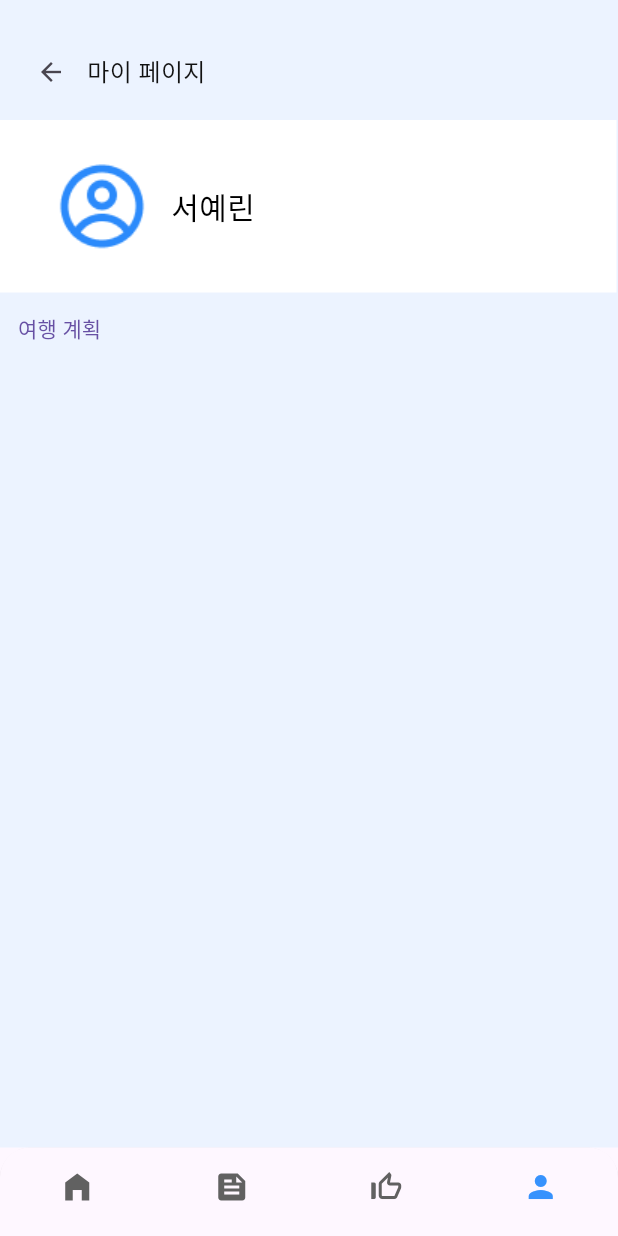
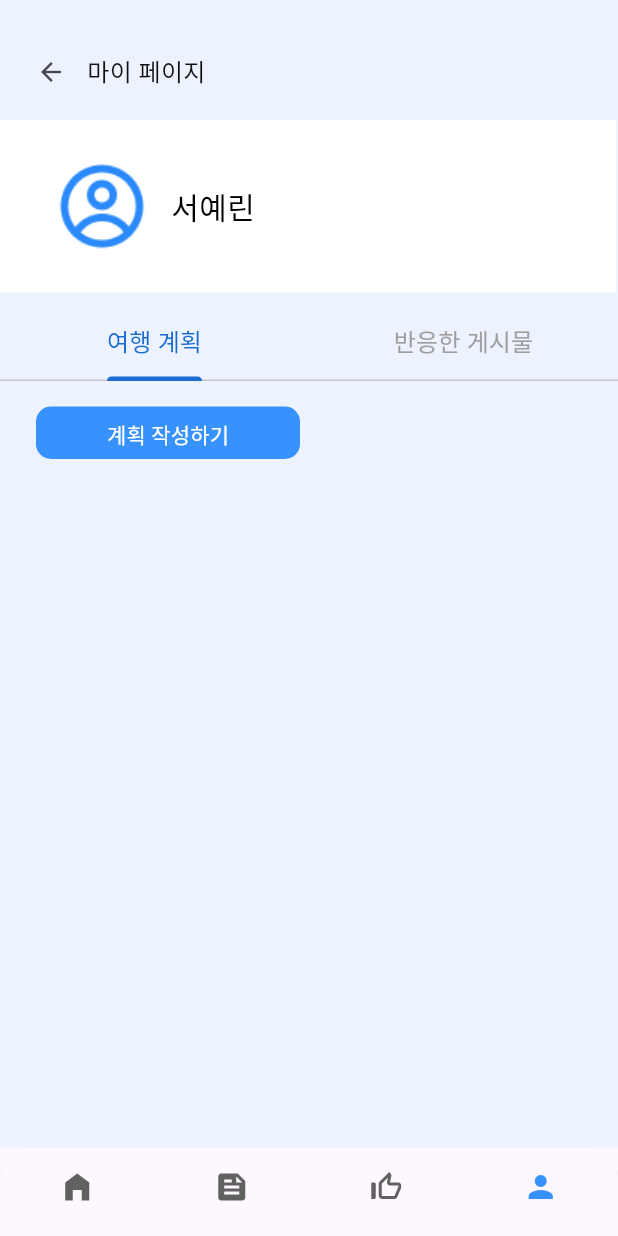
Before and after one commit to leave-leave/Leave-Leave-Flutter, a Flutter app: the MainScreen screen opened directly, item 4 of the bottom bar chosen, on a phone screen of 412 x 824 dp. Run offline on Flutter 3.47's test engine with Material 3 defaults, Android fonts, the phone set to English and light mode, and no system bars; Roboto replaces fonts that are missing (Noto Sans KR, Noto Sans Kr, NotoSansKR); statements that could not run were skipped.

Commit message:
rename :: file

```diff
--- a/lib/screen/home.dart
+++ b/lib/home/widget/home.dart
@@ -1,5 +1,5 @@
 import 'package:flutter/material.dart';
-import 'package:tteonatteona/screen/question_screen.dart';
+import 'package:tteonatteona/question/widget/question_screen.dart';
 
 class home extends StatefulWidget {
   const home({Key? key}) : super(key: key);
@@ -9,6 +9,7 @@ class home extends StatefulWidget {
 }
 
 class _homeState extends State<home> {
+
   @override
   Widget build(BuildContext context) {
     return Scaffold(
--- a/lib/screen/Login_screen.dart
+++ b/lib/login/widget/Login_screen.dart
@@ -1,5 +1,5 @@
 import 'package:flutter/material.dart';
-import 'package:tteonatteona/screen/main_screen.dart';
+import 'package:tteonatteona/main/widget/main_screen.dart';
 
 class LoginScreen extends StatelessWidget {
 
--- a/lib/screen/main_screen.dart
+++ b/lib/main/widget/main_screen.dart
@@ -1,8 +1,8 @@
 import 'package:flutter/material.dart';
-import 'package:tteonatteona/screen/mypage.dart';
-import 'package:tteonatteona/screen/home.dart';
-import 'package:tteonatteona/screen/post.dart';
-import 'package:tteonatteona/screen/suggestion.dart';
+import 'package:tteonatteona/mypage/widget/mypage.dart';
+import 'package:tteonatteona/home/widget/home.dart';
+import 'package:tteonatteona/post/widget/post.dart';
+import 'package:tteonatteona/suggestion/suggestion.dart';
 
 class MainScreen extends StatefulWidget {
   const MainScreen({Key? key}) : super(key: key);
@@ -18,7 +18,7 @@ class _MainScreenState extends State<MainScreen> {
     home(),
     post(),
     suggestion(),
-    mypage(),
+    MyPage(),
   ];
 
   void _onNavTapped(int index) {
--- /dev/null
+++ b/lib/mypage/widget/mypage.dart
@@ -0,0 +1,155 @@
+import 'package:flutter/material.dart';
+import 'package:tteonatteona/travelplane/travelplane.dart';
+
+class MyPage extends StatefulWidget {
+  const MyPage({Key? key}) : super(key: key);
+
+  @override
+  State<MyPage> createState() => _MyPageState();
+}
+
+class _MyPageState extends State<MyPage> with SingleTickerProviderStateMixin {
+  late TabController _tabController;
+
+  @override
+  void initState() {
+    super.initState();
+    _tabController = TabController(length: 2, vsync: this);
+  }
+
+  @override
+  Widget build(BuildContext context) {
+    return Scaffold(
+      backgroundColor: Color(0xffECF3FF),
+      body: Column(
+        crossAxisAlignment: CrossAxisAlignment.start,
+        children: [
+          SizedBox(height: 24),
+          Row(
+            children: [
+              SizedBox(width: 10),
+              IconButton(
+                onPressed: () {},
+                icon: Icon(Icons.arrow_back, size: 20),
+              ),
+              Text(
+                '마이 페이지',
+                style: TextStyle(
+                  color: Color(0xFF111111),
+                  fontSize: 16,
+                  fontFamily: 'Noto Sans KR',
+                  fontWeight: FontWeight.w500,
+                ),
+              ),
+            ],
+          ),
+          SizedBox(height: 8),
+          Container(
+            padding: EdgeInsets.only(left: 38),
+            width: 411,
+            height: 115,
+            decoration: BoxDecoration(color: Colors.white),
+            child: Row(
+              children: [
+                Image.asset('assets/images/profile.png'),
+                SizedBox(width: 16),
+                Column(
+                  crossAxisAlignment: CrossAxisAlignment.start,
+                  mainAxisAlignment: MainAxisAlignment.center,
+                  children: [
+                    Text(
+                      '서예린',
+                      style: TextStyle(
+                        fontSize: 20,
+                        fontFamily: 'Noto Sans KR',
+                        fontWeight: FontWeight.w500,
+                        color: Colors.black,
+                      ),
+                    ),
+                  ],
+                ),
+              ],
+            ),
+          ),
+          Padding(
+            padding: EdgeInsets.only(top: 10),
+            child: PreferredSize(
+              preferredSize: Size.fromHeight(40), // 조절할 높이 설정
+              child: TabBar(
+                controller: _tabController,
+                tabs: const [
+                  Tab(
+                    text: '여행 계획',
+                  ),
+                  Tab(
+                    text: '반응한 게시물',
+                  ),
+                ],
+                labelColor: Color(0xff1B6BD2),
+                unselectedLabelColor: Color(0xff9F9F9F),
+                labelStyle: const TextStyle(
+                  fontSize: 16,
+                  fontWeight: FontWeight.w500,
+                  fontFamily: 'Noto Sans Kr',
+                ),
+                indicatorWeight: 3,
+                indicatorColor: Color(0xff1B6BD2),
+                indicatorSize: TabBarIndicatorSize.label,
+              ),
+            ),
+          ),
+          Expanded(
+            child: TabBarView(
+              controller: _tabController,
+              children: [
+                buildTravelPlanWidget(),
+                buildReactedPostsWidget(),
+              ],
+            ),
+          ),
+        ],
+      ),
+    );
+  }
+
+  Widget buildTravelPlanWidget() {
+    return Column(
+      children: [
+        SizedBox(height: 17),
+        Align(
+          alignment: Alignment.centerLeft,
+          child: Container(
+            padding: EdgeInsets.only(left: 24),
+            width: 200,
+            height: 35,
+            child: TextButton(
+              onPressed: () {
+                Navigator.push(context, MaterialPageRoute(builder: (context) => travelplane(),));
+              },
+              child: Text(
+                '계획 작성하기',
+                style: TextStyle(
+                  fontSize: 14,
+                  color: Color(0xffffffff),
+                  fontFamily: 'NotoSansKR',
+                ),
+              ),
+              style: TextButton.styleFrom(
+                shape: RoundedRectangleBorder(
+                    borderRadius: BorderRadius.circular(10.0)),
+                backgroundColor: Color(0xff3792FD),
+              ),
+            ),
+          ),
+        ),
+      ],
+    );
+  }
+
+  Widget buildReactedPostsWidget() {
+    return Container(
+      padding: EdgeInsets.all(16),
+      child: Text('반응한 게시물 화면'),
+    );
+  }
+}
--- a/lib/screen/post_add.dart
+++ b/lib/post/widget/post.dart
@@ -1,13 +1,19 @@
 import 'package:flutter/material.dart';
-import 'package:tteonatteona/screen/post.dart';
+import 'package:tteonatteona/post/widget/post_add.dart';
 
-class postadd extends StatelessWidget {
-  const postadd({Key? key}) : super(key: key);
 
+class post extends StatefulWidget {
+  const post({Key? key}) : super(key: key);
+
+  @override
+  State<post> createState() => _postState();
+}
+
+class _postState extends State<post> {
   @override
   Widget build(BuildContext context) {
     return Scaffold(
-        backgroundColor: Color(0xffECF3FF),
+      backgroundColor: Color(0xffECF3FF),
       body: Column(
           crossAxisAlignment: CrossAxisAlignment.start,
           children: [
@@ -17,21 +23,27 @@ class postadd extends StatelessWidget {
                 SizedBox(width: 10),
                 IconButton(
                   onPressed: () {
-                    Navigator.pop(
-                      context,
-                      MaterialPageRoute(builder: (context) => post()),
-                    );
                   },
                   icon: Icon(Icons.arrow_back, size: 20),
                 ),
                 Text(
-                  '게시물 등록',
+                  '게시물',
                   style: TextStyle(
                     color: Color(0xFF111111),
                     fontSize: 16,
                     fontFamily: 'Noto Sans KR',
                     fontWeight: FontWeight.w500,
                   ),
+                ),
+                IconButton(
+                  padding: EdgeInsets.only(left: 271),
+                  onPressed: () {
+                    Navigator.push(
+                      context,
+                      MaterialPageRoute(builder: (context) => postadd()),
+                    );
+                  },
+                  icon: Icon(Icons.add, size: 24),
                 ),
               ],
             ),
--- a/lib/screen/post.dart
+++ b/lib/post/widget/post_add.dart
@@ -1,19 +1,13 @@
 import 'package:flutter/material.dart';
-import 'package:tteonatteona/screen/post_add.dart';
+import 'package:tteonatteona/post/widget/post.dart';
 
+class postadd extends StatelessWidget {
+  const postadd({Key? key}) : super(key: key);
 
-class post extends StatefulWidget {
-  const post({Key? key}) : super(key: key);
-
-  @override
-  State<post> createState() => _postState();
-}
-
-class _postState extends State<post> {
   @override
   Widget build(BuildContext context) {
     return Scaffold(
-      backgroundColor: Color(0xffECF3FF),
+        backgroundColor: Color(0xffECF3FF),
       body: Column(
           crossAxisAlignment: CrossAxisAlignment.start,
           children: [
@@ -23,27 +17,21 @@ class _postState extends State<post> {
                 SizedBox(width: 10),
                 IconButton(
                   onPressed: () {
+                    Navigator.pop(
+                      context,
+                      MaterialPageRoute(builder: (context) => post()),
+                    );
                   },
                   icon: Icon(Icons.arrow_back, size: 20),
                 ),
                 Text(
-                  '게시물',
+                  '게시물 등록',
                   style: TextStyle(
                     color: Color(0xFF111111),
                     fontSize: 16,
                     fontFamily: 'Noto Sans KR',
                     fontWeight: FontWeight.w500,
                   ),
-                ),
-                IconButton(
-                  padding: EdgeInsets.only(left: 271),
-                  onPressed: () {
-                    Navigator.push(
-                      context,
-                      MaterialPageRoute(builder: (context) => postadd()),
-                    );
-                  },
-                  icon: Icon(Icons.add, size: 24),
                 ),
               ],
             ),
--- a/lib/screen/post_upload_complete.dart
+++ b/lib/post/widget/post_upload_complete.dart
@@ -1,5 +1,5 @@
 import 'package:flutter/material.dart';
-import 'package:tteonatteona/screen/post.dart';
+import 'package:tteonatteona/post/widget/post.dart';
 
 class post_upload_complete extends StatelessWidget {
 
--- a/lib/screen/mypage.dart
+++ /dev/null
@@ -1,74 +0,0 @@
-import 'package:flutter/material.dart';
-
-class mypage extends StatefulWidget {
-  const mypage({Key? key}) : super(key: key);
-
-  @override
-  State<mypage> createState() => _mypageState();
-}
-
-class _mypageState extends State<mypage> {
-  @override
-  Widget build(BuildContext context) {
-    return Scaffold(
-      backgroundColor: Color(0xffECF3FF),
-      body: Column(
-        crossAxisAlignment: CrossAxisAlignment.start,
-        children: [
-          SizedBox(height: 24),
-          Row(
-            children: [
-              SizedBox(width: 10),
-              IconButton(
-                onPressed: () {},
-                icon: Icon(Icons.arrow_back, size: 20),
-              ),
-              Text(
-                '마이 페이지',
-                style: TextStyle(
-                  color: Color(0xFF111111),
-                  fontSize: 16,
-                  fontFamily: 'Noto Sans KR',
-                  fontWeight: FontWeight.w500,
-                ),
-              ),
-            ],
-          ),
-          SizedBox(height: 8),
-          Container(
-            padding: EdgeInsets.only(left: 38),
-            width: 411,
-            height: 115,
-            decoration: BoxDecoration(color: Colors.white),
-            child: Row(
-              children: [
-                Image.asset('assets/images/profile.png'),
-                SizedBox(width: 16),
-                Column(
-                  crossAxisAlignment: CrossAxisAlignment.start,
-                  mainAxisAlignment: MainAxisAlignment.center,
-                  children: [
-                    Text(
-                      '서예린',
-                      style: TextStyle(
-                        fontSize: 20,
-                        fontFamily: 'Noto Sans KR',
-                        fontWeight: FontWeight.w500,
-                        color: Colors.black,
-                      ),
-                    ),
-                  ],
-                ),
-              ],
-            ),
-          ),
-          Row(
-            children: [
-              TextButton(onPressed: (){}, child: Text('여행 계획'),),
-            ],
-          ),
-        ],
-      ),
-    );
-  }
-}
--- a/lib/screen/signup_complete_screen.dart
+++ b/lib/sign_up/widget/signup_complete_screen.dart
@@ -1,5 +1,5 @@
 import 'package:flutter/material.dart';
-import 'package:tteonatteona/screen/main_screen.dart';
+import 'package:tteonatteona/main/widget/main_screen.dart';
 
 class complete extends StatelessWidget {
   const complete({Key? key}) : super(key: key);
--- a/lib/screen/splash_screen.dart
+++ b/lib/splash/splash_screen.dart
@@ -1,6 +1,6 @@
 import 'package:flutter/material.dart';
-import 'Login_screen.dart';
-import 'signup1.dart';
+import 'package:tteonatteona/login/widget/Login_screen.dart';
+import 'package:tteonatteona/sign_up/widget/signup1.dart';
 
 class Screen extends StatelessWidget {
   const Screen({Key? key}) : super(key: key);
```
Also changed, not shown: lib/login/model/login_model.dart (added), lib/post/widget/postRegistrationscreen.dart (renamed from lib/screen/postRegistrationscreen.dart), lib/question/widget/question_screen.dart (renamed from lib/screen/question_screen.dart), lib/sign_up/widget/signup1.dart (renamed from lib/screen/signup1.dart), lib/sign_up/widget/signup2.dart (renamed from lib/screen/signup2.dart), lib/suggestion/suggestion.dart (renamed from lib/screen/suggestion.dart), 1 other file.
